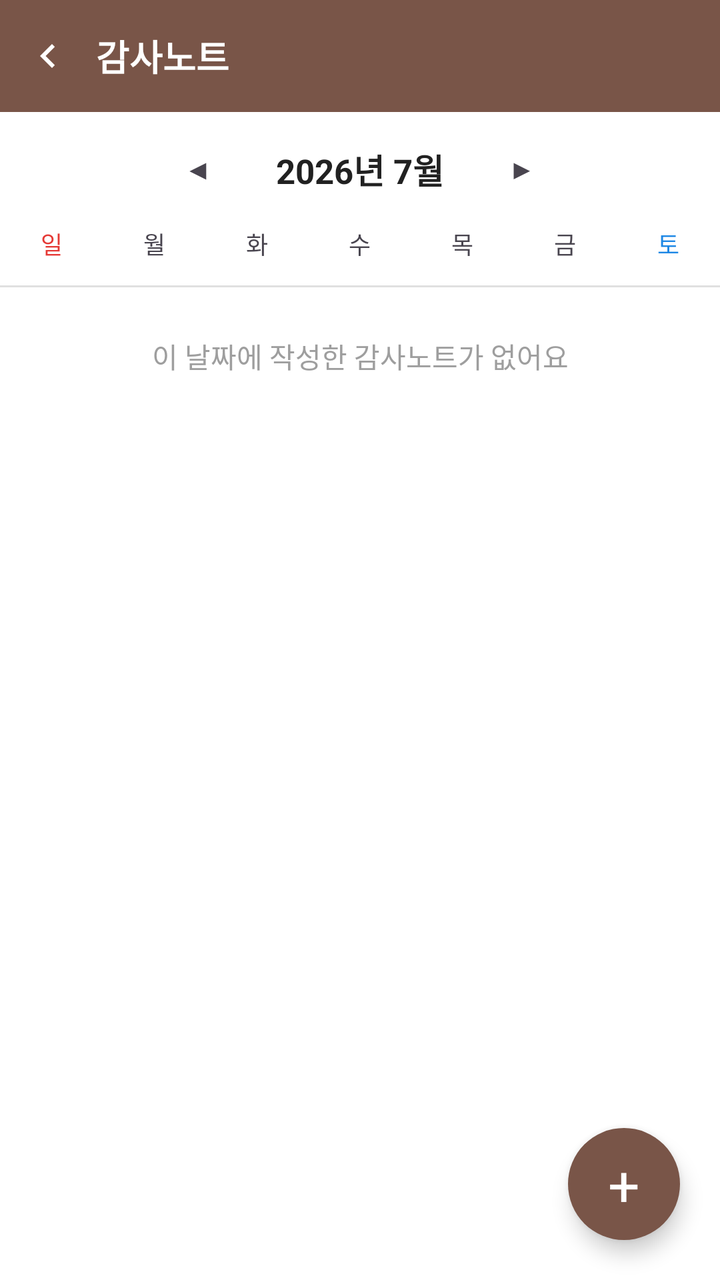
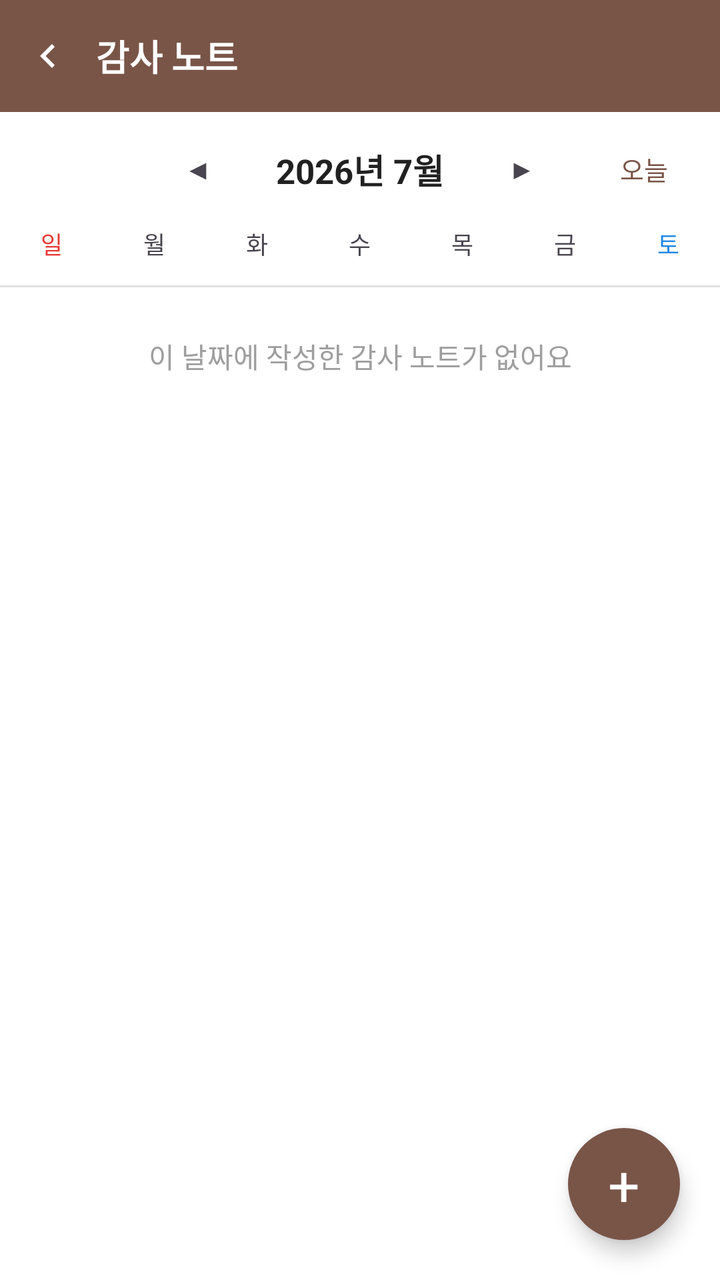

An Android layout rendered at two revisions. The XML below is the earlier revision; the diff shows what the commit changed to produce the second picture.
<!-- AndroidManifest.xml: application theme Theme.BNOTE -->
<!-- res/layout/activity_gratitude.xml -->
<?xml version="1.0" encoding="utf-8"?>
<LinearLayout xmlns:android="http://schemas.android.com/apk/res/android"
    xmlns:app="http://schemas.android.com/apk/res-auto"
    android:id="@+id/gratitude_root"
    android:layout_width="match_parent"
    android:layout_height="match_parent"
    android:orientation="vertical"
    android:background="@color/surface_background">

    <LinearLayout
        android:layout_width="match_parent"
        android:layout_height="56dp"
        android:orientation="horizontal"
        android:gravity="center_vertical"
        android:background="@color/brown_primary"
        android:paddingStart="4dp">

        <ImageView
            android:id="@+id/btn_top_bar_back"
            android:layout_width="40dp"
            android:layout_height="40dp"
            android:padding="8dp"
            android:src="@drawable/ic_chevron_left"
            app:tint="@color/white"
            android:contentDescription="뒤로가기"
            android:background="?attr/selectableItemBackgroundBorderless"
            android:clickable="true"
            android:focusable="true" />

        <TextView
            android:layout_width="0dp"
            android:layout_height="wrap_content"
            android:layout_weight="1"
            android:layout_marginStart="4dp"
            android:text="감사노트"
            android:textSize="18sp"
            android:textStyle="bold"
            android:textColor="@color/white" />
    </LinearLayout>

    <include
        layout="@layout/fragment_gratitude_calendar_body"
        android:layout_width="match_parent"
        android:layout_height="0dp"
        android:layout_weight="1" />

</LinearLayout>
<!-- res/layout/fragment_gratitude_calendar_body.xml (included above) -->
<?xml version="1.0" encoding="utf-8"?>
<FrameLayout xmlns:android="http://schemas.android.com/apk/res/android"
    android:layout_width="match_parent"
    android:layout_height="match_parent">

    <LinearLayout
        android:layout_width="match_parent"
        android:layout_height="match_parent"
        android:orientation="vertical">

        <LinearLayout
            android:layout_width="match_parent"
            android:layout_height="wrap_content"
            android:orientation="horizontal"
            android:gravity="center">

            <TextView
                android:id="@+id/btn_month_prev"
                android:layout_width="wrap_content"
                android:layout_height="wrap_content"
                android:text="◀"
                android:padding="16dp"
                android:clickable="true"
                android:focusable="true"
                android:background="?attr/selectableItemBackgroundBorderless" />

            <TextView
                android:id="@+id/text_month_year"
                android:layout_width="wrap_content"
                android:layout_height="wrap_content"
                android:padding="16dp"
                android:text="2026년 7월"
                android:textSize="17sp"
                android:textStyle="bold"
                android:clickable="true"
                android:focusable="true"
                android:background="?attr/selectableItemBackground"
                android:textColor="@color/text_primary" />

            <TextView
                android:id="@+id/btn_month_next"
                android:layout_width="wrap_content"
                android:layout_height="wrap_content"
                android:text="▶"
                android:padding="16dp"
                android:clickable="true"
                android:focusable="true"
                android:background="?attr/selectableItemBackgroundBorderless" />
        </LinearLayout>

        <LinearLayout
            android:layout_width="match_parent"
            android:layout_height="wrap_content"
            android:orientation="horizontal"
            android:paddingBottom="4dp">

            <TextView
                android:layout_width="0dp"
                android:layout_height="wrap_content"
                android:layout_weight="1"
                android:gravity="center"
                android:text="일"
                android:textColor="#E53935"
                android:textSize="12sp" />

            <TextView
                android:layout_width="0dp"
                android:layout_height="wrap_content"
                android:layout_weight="1"
                android:gravity="center"
                android:text="월"
                android:textSize="12sp" />

            <TextView
                android:layout_width="0dp"
                android:layout_height="wrap_content"
                android:layout_weight="1"
                android:gravity="center"
                android:text="화"
                android:textSize="12sp" />

            <TextView
                android:layout_width="0dp"
                android:layout_height="wrap_content"
                android:layout_weight="1"
                android:gravity="center"
                android:text="수"
                android:textSize="12sp" />

            <TextView
                android:layout_width="0dp"
                android:layout_height="wrap_content"
                android:layout_weight="1"
                android:gravity="center"
                android:text="목"
                android:textSize="12sp" />

            <TextView
                android:layout_width="0dp"
                android:layout_height="wrap_content"
                android:layout_weight="1"
                android:gravity="center"
                android:text="금"
                android:textSize="12sp" />

            <TextView
                android:layout_width="0dp"
                android:layout_height="wrap_content"
                android:layout_weight="1"
                android:gravity="center"
                android:text="토"
                android:textColor="#1E88E5"
                android:textSize="12sp" />
        </LinearLayout>

        <androidx.recyclerview.widget.RecyclerView
            android:id="@+id/recycler_calendar_grid"
            android:layout_width="match_parent"
            android:layout_height="wrap_content" />

        <View
            android:layout_width="match_parent"
            android:layout_height="1dp"
            android:layout_marginTop="8dp"
            android:background="@color/divider_light" />

        <TextView
            android:id="@+id/text_empty_gratitude_calendar"
            android:layout_width="match_parent"
            android:layout_height="wrap_content"
            android:padding="24dp"
            android:gravity="center"
            android:text="이 날짜에 작성한 감사노트가 없어요"
            android:textColor="@color/text_hint" />

        <androidx.recyclerview.widget.RecyclerView
            android:id="@+id/recycler_gratitude_by_date"
            android:layout_width="match_parent"
            android:layout_height="0dp"
            android:layout_weight="1"
            android:visibility="gone" />
    </LinearLayout>

    <TextView
        android:id="@+id/fab_add_gratitude"
        android:layout_width="56dp"
        android:layout_height="56dp"
        android:layout_gravity="bottom|end"
        android:layout_margin="20dp"
        android:gravity="center"
        android:text="+"
        android:textSize="28sp"
        android:textColor="@color/white"
        android:background="@drawable/bg_fab_brown"
        android:elevation="6dp"
        android:clickable="true"
        android:focusable="true" />
</FrameLayout>
<!-- resources referenced by this layout -->
<resources>
  <color name="brown_primary">#795548</color>
  <color name="divider_light">#E0E0E0</color>
  <color name="surface_background">#FFFFFF</color>
  <color name="text_hint">#9E9E9E</color>
  <color name="text_primary">#212121</color>
  <color name="white">#FFFFFFFF</color>
  <!-- drawable bg_fab_brown (drawable) -->
  <?xml version="1.0" encoding="utf-8"?>
  <shape xmlns:android="http://schemas.android.com/apk/res/android"
      android:shape="oval">
      <solid android:color="@color/brown_primary" />
  </shape>
  <!-- drawable ic_chevron_left (drawable) -->
  <vector xmlns:android="http://schemas.android.com/apk/res/android"
      android:width="24dp"
      android:height="24dp"
      android:viewportWidth="24"
      android:viewportHeight="24"
      android:tint="?attr/colorControlNormal">
      <path
          android:fillColor="#000000"
          android:pathData="M15.41,7.41L14,6l-6,6 6,6 1.41,-1.41L10.83,12z" />
  </vector>
  <style name="Theme.BNOTE" parent="Base.Theme.BNOTE" />
  <style name="Base.Theme.BNOTE" parent="Theme.Material3.DayNight.NoActionBar">
          <item name="colorPrimary">@color/brown_primary</item>
          <item name="colorPrimaryDark">@color/brown_primary_dark</item>
          <item name="android:statusBarColor">@color/brown_primary_dark</item>
          <item name="android:windowLightStatusBar">false</item>
          <item name="android:windowBackground">@color/surface_background</item>
      </style>
  <color name="brown_primary_dark">#5D4037</color>
</resources>

<!-- the commit's change to res/layout/activity_gratitude.xml (unified diff, before → after) -->
@@ -32,7 +32,7 @@
             android:layout_height="wrap_content"
             android:layout_weight="1"
             android:layout_marginStart="4dp"
-            android:text="감사노트"
+            android:text="감사 노트"
             android:textSize="18sp"
             android:textStyle="bold"
             android:textColor="@color/white" />
@@ -60,7 +60,12 @@
             android:layout_width="match_parent"
             android:layout_height="wrap_content"
             android:orientation="horizontal"
-            android:gravity="center">
+            android:gravity="center_vertical">
+
+            <View
+                android:layout_width="0dp"
+                android:layout_height="1dp"
+                android:layout_weight="1" />
 
             <TextView
                 android:id="@+id/btn_month_prev"
@@ -94,6 +99,30 @@
                 android:clickable="true"
                 android:focusable="true"
                 android:background="?attr/selectableItemBackgroundBorderless" />
+
+            <FrameLayout
+                android:layout_width="0dp"
+                android:layout_height="wrap_content"
+                android:layout_weight="1">
+
+                <TextView
+                    android:id="@+id/btn_calendar_today"
+                    android:layout_width="wrap_content"
+                    android:layout_height="wrap_content"
+                    android:layout_gravity="end|center_vertical"
+                    android:layout_marginStart="12dp"
+                    android:layout_marginEnd="18dp"
+                    android:paddingStart="8dp"
+                    android:paddingEnd="8dp"
+                    android:paddingTop="10dp"
+                    android:paddingBottom="10dp"
+                    android:textSize="13sp"
+                    android:text="오늘"
+                    android:textColor="@color/brown_primary"
+                    android:background="?attr/selectableItemBackground"
+                    android:clickable="true"
+                    android:focusable="true" />
+            </FrameLayout>
         </LinearLayout>
 
         <LinearLayout
@@ -178,7 +207,7 @@
             android:layout_height="wrap_content"
             android:padding="24dp"
             android:gravity="center"
-            android:text="이 날짜에 작성한 감사노트가 없어요"
+            android:text="이 날짜에 작성한 감사 노트가 없어요"
             android:textColor="@color/text_hint" />
 
         <androidx.recyclerview.widget.RecyclerView
